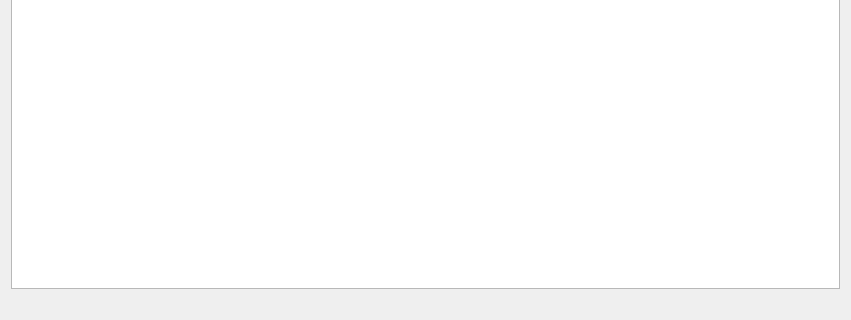
This is gui/v1_fct_interrogation_1.ui in OliverMineau/JOProject as Qt 5 draws it before an edit; both pictures show x 0 to 851 and y 269 to 589 of the 851 by 589 pixel window. The edited form follows.
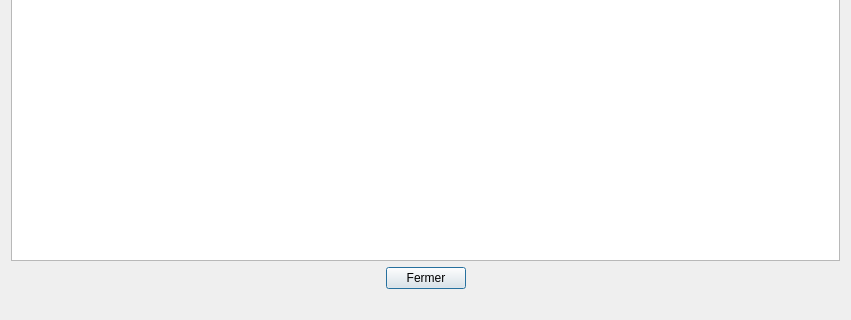
This is the edited form.

Commit message: Close buttons

```diff
--- a/gui/v1_fct_interrogation_1.ui
+++ b/gui/v1_fct_interrogation_1.ui
@@ -40,6 +40,43 @@
      </column>
     </widget>
    </item>
+   <item>
+    <layout class="QHBoxLayout" name="horizontalLayout">
+     <item>
+      <spacer name="horizontalSpacer_data_V1">
+       <property name="orientation">
+        <enum>Qt::Horizontal</enum>
+       </property>
+       <property name="sizeHint" stdset="0">
+        <size>
+         <width>40</width>
+         <height>20</height>
+        </size>
+       </property>
+      </spacer>
+     </item>
+     <item>
+      <widget class="QPushButton" name="pushButton_data_V1">
+       <property name="text">
+        <string>Fermer</string>
+       </property>
+      </widget>
+     </item>
+     <item>
+      <spacer name="horizontalSpacer_2_data_V1">
+       <property name="orientation">
+        <enum>Qt::Horizontal</enum>
+       </property>
+       <property name="sizeHint" stdset="0">
+        <size>
+         <width>40</width>
+         <height>20</height>
+        </size>
+       </property>
+      </spacer>
+     </item>
+    </layout>
+   </item>
    <item>
     <widget class="QLabel" name="label_fct_interrogation_1">
      <property name="text">
```
Left out of the diff: 19 changed lines with no effect on the pictures. The commit also changes 3 other files.
